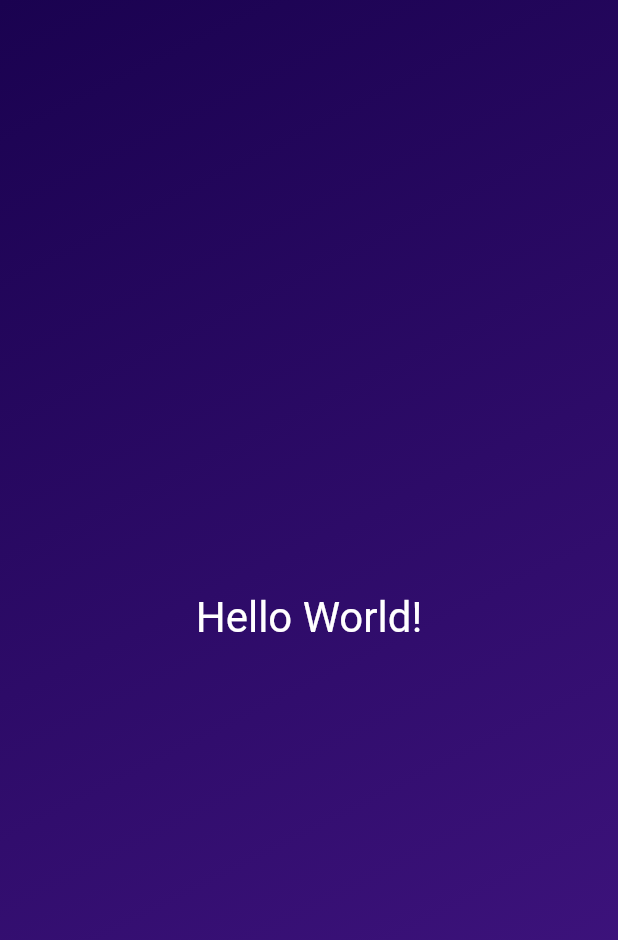
After one commit to flutter-preview/clebsonsh-first_flutter_app, a Flutter app: the screen it shows after launch, on a phone screen of 412 x 824 dp. The commit adds this screen. Shown: the top 940 px of the screen. Run offline on Flutter 3.47's test engine with Material 2 defaults, Android fonts, the phone set to English and light mode, and no system bars.

Commit message:
Building Custom Widgets Working with Constructor Functions Splitting Code Across Files

```diff
--- /dev/null
+++ b/lib/components/gradient_container.dart
@@ -0,0 +1,30 @@
+import 'package:flutter/material.dart';
+
+class GradientContainer extends StatelessWidget {
+  const GradientContainer({super.key});
+
+  @override
+  Widget build(BuildContext context) {
+    return Container(
+      decoration: const BoxDecoration(
+        gradient: LinearGradient(
+          begin: Alignment.topLeft,
+          end: Alignment.bottomRight,
+          colors: [
+            Color.fromARGB(255, 26, 2, 80),
+            Color.fromARGB(255, 68, 22, 133),
+          ],
+        ),
+      ),
+      child: const Center(
+        child: Text(
+          'Hello World!',
+          style: TextStyle(
+            fontSize: 28,
+            color: Colors.white,
+          ),
+        ),
+      ),
+    );
+  }
+}
```
Also changed, not shown: lib/main.dart (+3 -22 lines).
